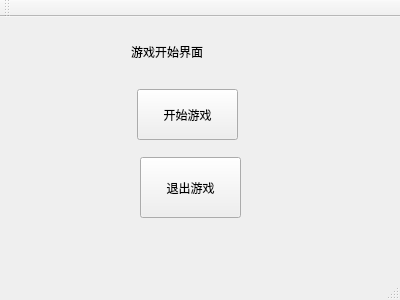
Before: the Qt Designer form game/WINDOW/startpage.ui in 2018YX-game/repo, drawn with Qt 5.
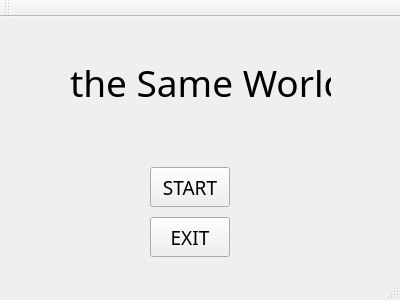
After: the same form once the commit is applied.

Commit message: 界面修改

Patch:
```diff
--- a/game/WINDOW/startpage.ui
+++ b/game/WINDOW/startpage.ui
@@ -13,44 +13,71 @@
   <property name="windowTitle">
    <string>startpage</string>
   </property>
+  <property name="autoFillBackground">
+   <bool>false</bool>
+  </property>
   <widget class="QWidget" name="centralWidget">
    <widget class="QPushButton" name="startbutton">
     <property name="geometry">
      <rect>
-      <x>137</x>
-      <y>72</y>
-      <width>101</width>
-      <height>51</height>
+      <x>150</x>
+      <y>150</y>
+      <width>80</width>
+      <height>40</height>
      </rect>
     </property>
+    <property name="font">
+     <font>
+      <family>微软雅黑</family>
+      <pointsize>14</pointsize>
+     </font>
+    </property>
+    <property name="cursor">
+     <cursorShape>OpenHandCursor</cursorShape>
+    </property>
     <property name="text">
-     <string>开始游戏</string>
+     <string>START</string>
     </property>
    </widget>
    <widget class="QPushButton" name="quitbutton">
     <property name="geometry">
      <rect>
-      <x>140</x>
-      <y>140</y>
-      <width>101</width>
-      <height>61</height>
+      <x>150</x>
+      <y>200</y>
+      <width>80</width>
+      <height>40</height>
      </rect>
     </property>
+    <property name="font">
+     <font>
+      <family>微软雅黑</family>
+      <pointsize>14</pointsize>
+     </font>
+    </property>
+    <property name="cursor">
+     <cursorShape>ClosedHandCursor</cursorShape>
+    </property>
     <property name="text">
-     <string>退出游戏</string>
+     <string>EXIT</string>
     </property>
    </widget>
    <widget class="QLabel" name="label">
     <property name="geometry">
      <rect>
-      <x>131</x>
-      <y>14</y>
-      <width>131</width>
-      <height>41</height>
+      <x>70</x>
+      <y>30</y>
+      <width>261</width>
+      <height>71</height>
      </rect>
     </property>
+    <property name="font">
+     <font>
+      <family>Bauhaus 93</family>
+      <pointsize>28</pointsize>
+     </font>
+    </property>
     <property name="text">
-     <string>游戏开始界面</string>
+     <string>the Same World</string>
     </property>
    </widget>
   </widget>
```
The commit also changes 5 other files.
